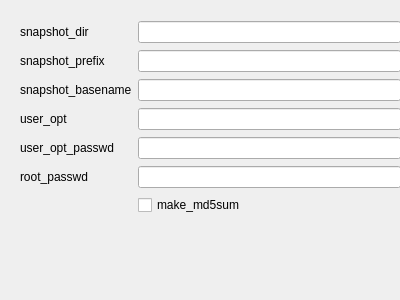
First picture: the form in ui/configuration.ui, repository pieroproietti/pengui, before the edit.
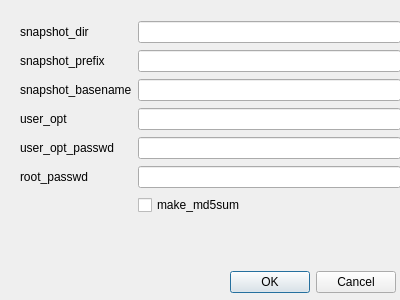
Second picture: the form after the edit.

```diff
--- a/ui/configuration.ui
+++ b/ui/configuration.ui
@@ -93,6 +93,19 @@
     </item>
    </layout>
   </widget>
+  <widget class="QDialogButtonBox" name="buttonBox">
+   <property name="geometry">
+    <rect>
+     <x>230</x>
+     <y>270</y>
+     <width>166</width>
+     <height>24</height>
+    </rect>
+   </property>
+   <property name="standardButtons">
+    <set>QDialogButtonBox::Cancel|QDialogButtonBox::Ok</set>
+   </property>
+  </widget>
  </widget>
  <resources/>
  <connections/>
```
